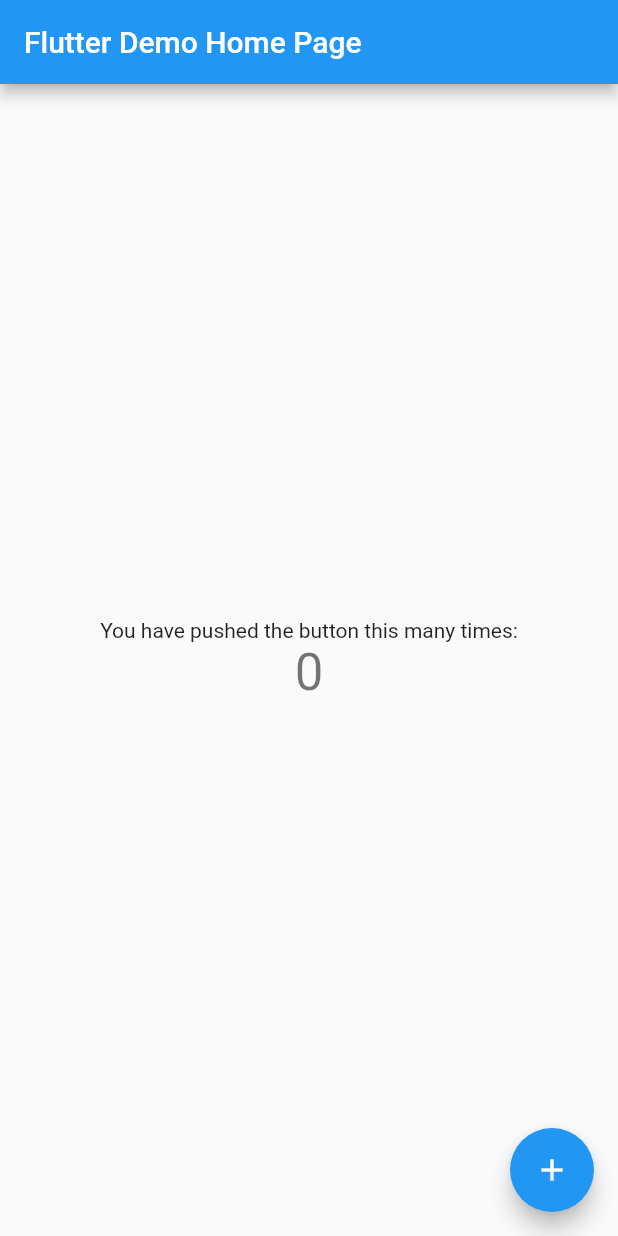
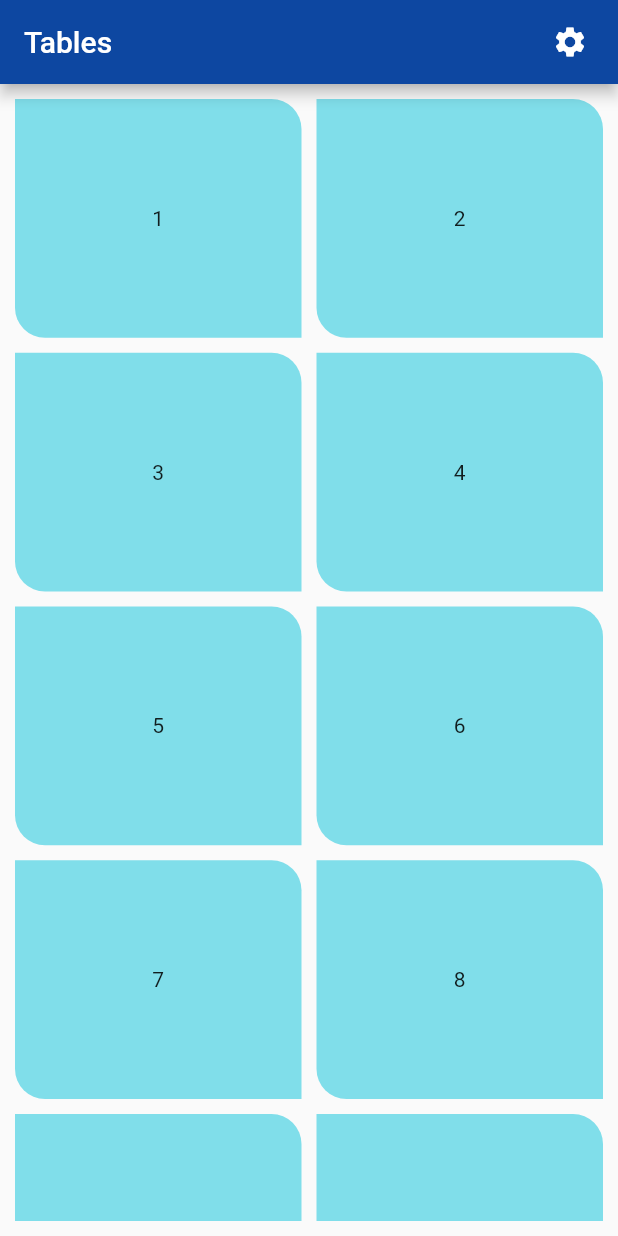
Before and after one commit to AntonioSemaan/NSY-205-tutorial-project-flutetr, a Flutter app: the screen it shows after launch, on a phone screen of 412 x 824 dp. Run offline on Flutter 3.47's test engine with Material 2 defaults, Android fonts, the phone set to English and light mode, and no system bars.

Commit message:
First successful build. tables page designed buttons not functional yet

```diff
--- a/nsy205_project/lib/Globals.dart
+++ b/nsy205_project/lib/Globals.dart
@@ -1,5 +1,7 @@
-class Globals{
 
-  Map<String,dynamic> tablesData = Map<String,dynamic>();
+import 'entity/RestaurantMenuItem.dart';
+import 'entity/RestaurantMenuItemOrder.dart';
 
-}
+Map<int,List<RestaurantMenuItemOrder>> tablesData = Map<int,List<RestaurantMenuItemOrder>>();
+Map<String,List<RestaurantMenuItem>> menu = Map<String,List<RestaurantMenuItem>>();
+int tableNumber=0;
--- a/nsy205_project/lib/entity/RestaurantMenuItemOrder.dart
+++ b/nsy205_project/lib/entity/RestaurantMenuItemOrder.dart
@@ -1,6 +1,7 @@
 import 'dart:convert';
 
-import 'package:nsy205_project/entity/RestaurantMenuItem.dart';
+import 'RestaurantMenuItem.dart';
+
 
 class RestaurantMenuItemOrder {
   int quantity;
--- a/nsy205_project/lib/fragment/MenuTile.dart
+++ b/nsy205_project/lib/fragment/MenuTile.dart
@@ -9,7 +9,7 @@ class MenuTile extends StatefulWidget{
 class _MenuTileState extends State<MenuTile>{
   @override
   Widget build(BuildContext context) {
-
+    return Container();
   }
 
 }
--- /dev/null
+++ b/nsy205_project/lib/fragment/RestaurantTable.dart
@@ -0,0 +1,39 @@
+import 'package:flutter/material.dart';
+import 'package:flutter/widgets.dart';
+
+class RestaurantTable extends StatefulWidget{
+
+  final String tableNumber;
+  final Color tableColor;
+
+  RestaurantTable({this.tableNumber, this.tableColor});
+
+  @override
+  _RestaurantTableState createState() => _RestaurantTableState();
+}
+
+class _RestaurantTableState extends State<RestaurantTable>{
+
+  @override
+  Widget build(BuildContext context) {
+    return GestureDetector(
+      onTap: () {
+
+      },
+      child: Container(
+        height: 150.0,
+        child: Center(
+          child: Text(widget.tableNumber),
+        ),
+        decoration: BoxDecoration(
+          color: widget.tableColor??Colors.cyan[200],
+          borderRadius: BorderRadius.only(
+            bottomLeft: Radius.circular(20),
+            topRight: Radius.circular(20),
+          )
+        ),
+      ),
+    );
+  }
+
+}
--- a/nsy205_project/lib/fragment/Table.dart
+++ /dev/null
@@ -1,33 +0,0 @@
-import 'package:flutter/material.dart';
-import 'package:flutter/widgets.dart';
-
-class Table extends StatefulWidget{
-
-  String tableNumber;
-  Color tableColor;
-
-  Table({this.tableNumber, this.tableColor});
-
-  @override
-  _TableState createState() => _TableState();
-}
-
-class _TableState extends State<Table>{
-
-  @override
-  Widget build(BuildContext context) {
-    return Container(
-      child: Center(
-        child: Text(widget.tableNumber),
-      ),
-      decoration: BoxDecoration(
-        borderRadius: BorderRadius.only(
-          bottomLeft: Radius.circular(20),
-          topRight: Radius.circular(20),
-        )
-      ),
-      color: widget.tableColor??Colors.cyan[200],
-    );
-  }
-
-}
--- /dev/null
+++ b/nsy205_project/lib/layout/TablesPage.dart
@@ -0,0 +1,112 @@
+import 'package:flutter/material.dart';
+import 'package:flutter/widgets.dart';
+
+import '../Globals.dart';
+import '../entity/RestaurantMenuItem.dart';
+import '../fragment/RestaurantTable.dart';
+
+class TablesPage extends StatefulWidget{
+
+  @override
+  _TablesPageState createState() => _TablesPageState();
+}
+
+class _TablesPageState extends State<TablesPage>{
+  Future<Map<String,List<RestaurantMenuItem>>> getData() async{
+    return await Future<Map<String,List<RestaurantMenuItem>>>.delayed(Duration(seconds: 2),(){
+      return Map<String,List<RestaurantMenuItem>>();
+    });
+  }
+
+  Future<int> getTables() async{
+    return await Future<int>.delayed(Duration(seconds: 2),(){
+      return 10;
+    });
+  }
+
+  @override
+  Widget build(BuildContext context) {
+    return Scaffold(
+      appBar: AppBar(
+        backgroundColor: Colors.blue[900],
+        title: Text(
+          "Tables"
+        ),
+        automaticallyImplyLeading: false,
+        actions: <Widget>[
+          Padding(
+            padding: EdgeInsets.only(right: 20.0),
+            child: GestureDetector(
+              onTap: () {
+
+              },
+              child: Icon(
+                Icons.settings
+              ),
+            )
+          )
+        ],
+      ),
+      body: FutureBuilder(
+        future: Future.wait([getTables(),getData()]),
+        builder: (BuildContext context,
+              AsyncSnapshot<List<dynamic>> snapshot) {
+          List<Widget> children;
+          if(snapshot.hasData){
+            tableNumber=snapshot.data[0];
+            menu = snapshot.data[1];
+            return Padding(
+              padding: EdgeInsets.all(10.0),
+              child: GridView.builder(
+                gridDelegate: SliverGridDelegateWithFixedCrossAxisCount(
+                  crossAxisCount: 2,
+                  mainAxisSpacing: 10.0,
+                  crossAxisSpacing: 10.0,
+                  childAspectRatio: (3/2.5),
+                ),
+                itemCount: snapshot.data[0],
+                itemBuilder: (BuildContext context, int index){
+                  return RestaurantTable(tableNumber: (index+1).toString(),);
+                }
+              ),
+            );
+          }
+          else if(snapshot.hasError){
+            children = <Widget>[
+              Icon(
+                Icons.error_outline,
+                color: Colors.red,
+                size: 60,
+              ),
+              Padding(
+                padding: const EdgeInsets.only(top: 16),
+                child: Text('Error: ${snapshot.error}'),
+              )
+            ];
+          }
+          else{
+            children = <Widget>[
+              SizedBox(
+                child: CircularProgressIndicator(),
+                width: 60,
+                height: 60,
+              ),
+              const Padding(
+                padding: EdgeInsets.only(top: 16),
+                child: Text('Awaiting result...'),
+              )
+            ];
+          }
+          return Center(
+            child: Column(
+              children: children,
+              mainAxisAlignment: MainAxisAlignment.center,
+              crossAxisAlignment: CrossAxisAlignment.center
+            ),
+          );
+        },
+      ),
+    );
+  }
+
+}
--- a/nsy205_project/lib/main.dart
+++ b/nsy205_project/lib/main.dart
@@ -1,4 +1,5 @@
 import 'package:flutter/material.dart';
+import 'package:Restaurant/layout/TablesPage.dart';
 
 void main() {
   runApp(MyApp());
@@ -9,39 +10,13 @@ class MyApp extends StatelessWidget {
   @override
   Widget build(BuildContext context) {
     return MaterialApp(
-      title: 'Flutter Demo',
-      theme: ThemeData(
-        // This is the theme of your application.
-        //
-        // Try running your application with "flutter run". You'll see the
-        // application has a blue toolbar. Then, without quitting the app, try
-        // changing the primarySwatch below to Colors.green and then invoke
-        // "hot reload" (press "r" in the console where you ran "flutter run",
-        // or simply save your changes to "hot reload" in a Flutter IDE).
-        // Notice that the counter didn't reset back to zero; the application
-        // is not restarted.
-        primarySwatch: Colors.blue,
-        // This makes the visual density adapt to the platform that you run
-        // the app on. For desktop platforms, the controls will be smaller and
-        // closer together (more dense) than on mobile platforms.
-        visualDensity: VisualDensity.adaptivePlatformDensity,
-      ),
-      home: MyHomePage(title: 'Flutter Demo Home Page'),
+      home: MyHomePage(),
     );
   }
 }
 
 class MyHomePage extends StatefulWidget {
   MyHomePage({Key key, this.title}) : super(key: key);
-
-  // This widget is the home page of your application. It is stateful, meaning
-  // that it has a State object (defined below) that contains fields that affect
-  // how it looks.
-
-  // This class is the configuration for the state. It holds the values (in this
-  // case the title) provided by the parent (in this case the App widget) and
-  // used by the build method of the State. Fields in a Widget subclass are
-  // always marked "final".
 
   final String title;
 
@@ -50,68 +25,9 @@ class MyHomePage extends StatefulWidget {
 }
 
 class _MyHomePageState extends State<MyHomePage> {
-  int _counter = 0;
-
-  void _incrementCounter() {
-    setState(() {
-      // This call to setState tells the Flutter framework that something has
-      // changed in this State, which causes it to rerun the build method below
-      // so that the display can reflect the updated values. If we changed
-      // _counter without calling setState(), then the build method would not be
-      // called again, and so nothing would appear to happen.
-      _counter++;
-    });
-  }
 
   @override
   Widget build(BuildContext context) {
-    // This method is rerun every time setState is called, for instance as done
-    // by the _incrementCounter method above.
-    //
-    // The Flutter framework has been optimized to make rerunning build methods
-    // fast, so that you can just rebuild anything that needs updating rather
-    // than having to individually change instances of widgets.
-    return Scaffold(
-      appBar: AppBar(
-        // Here we take the value from the MyHomePage object that was created by
-        // the App.build method, and use it to set our appbar title.
-        title: Text(widget.title),
-      ),
-      body: Center(
-        // Center is a layout widget. It takes a single child and positions it
-        // in the middle of the parent.
-        child: Column(
-          // Column is also a layout widget. It takes a list of children and
-          // arranges them vertically. By default, it sizes itself to fit its
-          // children horizontally, and tries to be as tall as its parent.
-          //
-          // Invoke "debug painting" (press "p" in the console, choose the
-          // "Toggle Debug Paint" action from the Flutter Inspector in Android
-          // Studio, or the "Toggle Debug Paint" command in Visual Studio Code)
-          // to see the wireframe for each widget.
-          //
-          // Column has various properties to control how it sizes itself and
-          // how it positions its children. Here we use mainAxisAlignment to
-          // center the children vertically; the main axis here is the vertical
-          // axis because Columns are vertical (the cross axis would be
-          // horizontal).
-          mainAxisAlignment: MainAxisAlignment.center,
-          children: <Widget>[
-            Text(
-              'You have pushed the button this many times:',
-            ),
-            Text(
-              '$_counter',
-              style: Theme.of(context).textTheme.headline4,
-            ),
-          ],
-        ),
-      ),
-      floatingActionButton: FloatingActionButton(
-        onPressed: _incrementCounter,
-        tooltip: 'Increment',
-        child: Icon(Icons.add),
-      ), // This trailing comma makes auto-formatting nicer for build methods.
-    );
+    return TablesPage();
   }
 }
--- a/nsy205_project/pubspec.yaml
+++ b/nsy205_project/pubspec.yaml
@@ -1,4 +1,4 @@
-name: nsy205_project
+name: Restaurant
 description: A new Flutter project.
 
 # The following line prevents the package from being accidentally published to
```
Also changed, not shown: nsy205_project/lib/api/ApiManager.dart (added), nsy205_project/lib/api/managers/ApiMenuManager.dart (added), nsy205_project/lib/layout/LoadingPage.dart (added), 7 other files.
